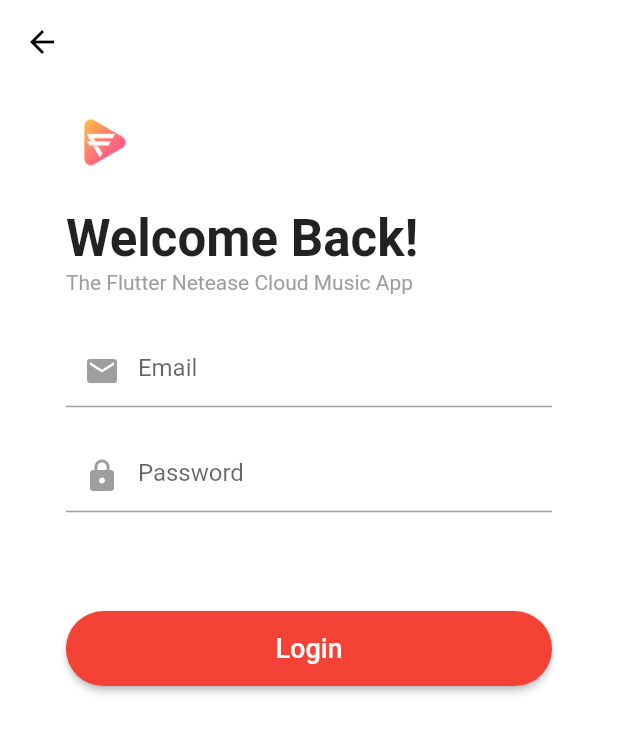
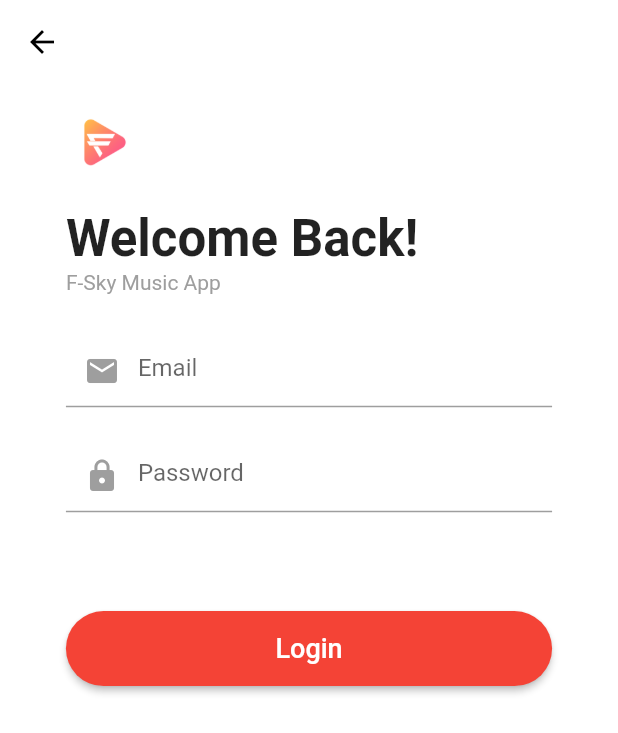
Before and after one commit to ko-htut/FSky-music, a Flutter app: the LoginPage screen opened directly, on a phone screen of 412 x 824 dp. Shown: the top 733 px of the screen. Run offline on Flutter 3.47's test engine with Material 2 defaults, Android fonts, the phone set to English and light mode, and no system bars; our stand-ins replace audioplayers, dio, extended_image, fluro, flutter_screenutil, fluttertoast and 4 more; missing offline and left inert: common_utils, flutter_downloader; accounts and stored records are empty; statements that could not run were skipped.

```diff
--- a/lib/page/login_page.dart
+++ b/lib/page/login_page.dart
@@ -105,7 +105,7 @@ class __LoginWidgetState extends State<_LoginWidget> {
           Container(
             margin: EdgeInsets.only(top: ScreenUtil().setWidth(3)),
             child: Text(
-              'The Flutter Netease Cloud Music App',
+              'F-Sky Music App',
               style: TextStyle(
                 color: Colors.grey,
                 fontSize: 14,
```
